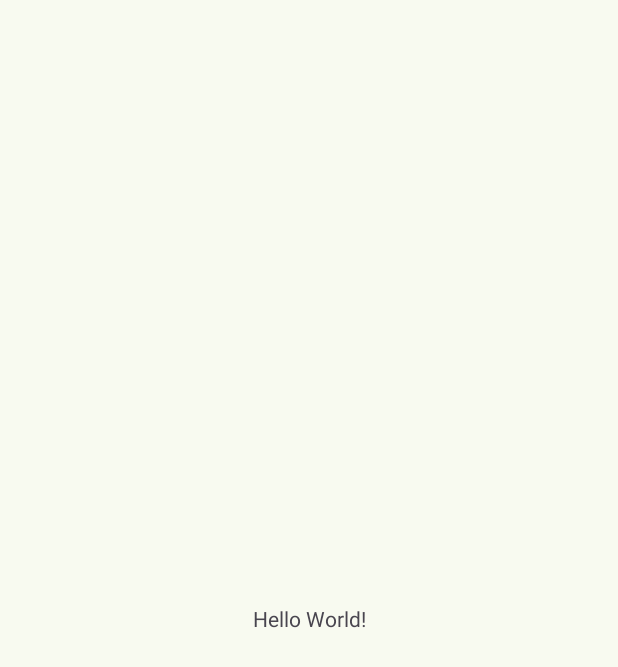
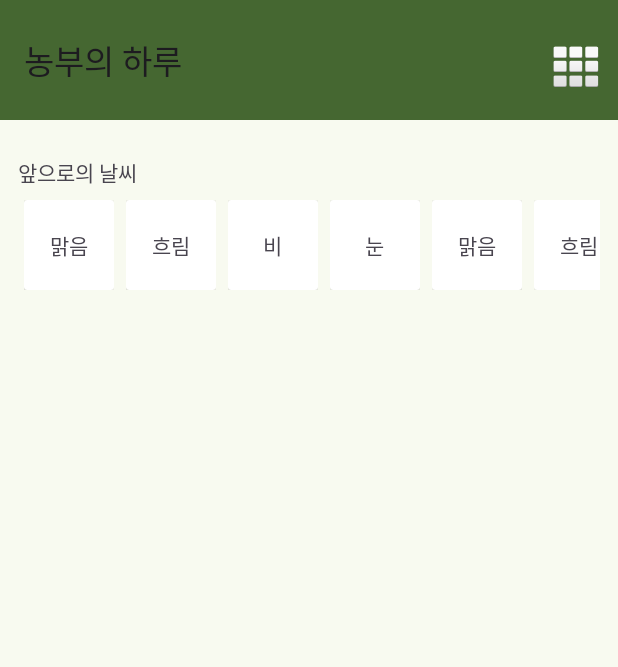
Before and after one commit to SNXWXH/FarmHelper, an Android app: the screen it shows after launch (MainActivity), on a phone screen of 412 x 824 dp. Before the commit the part shown is almost empty. Shown: the top 667 px of the screen. Run offline under Robolectric (Android 15) with nearby library versions, the phone set to English and light mode, and no system bars; our stand-ins replace data binding.

Commit message:
feat: 날씨 리사이클러뷰 및 드로어 화면 목업 구현

```diff
--- a/frontend/aos/app/build.gradle
+++ b/frontend/aos/app/build.gradle
@@ -30,6 +30,9 @@ android {
     kotlinOptions {
         jvmTarget = '17'
     }
+    buildFeatures {
+        dataBinding = true
+    }
 }
 
 dependencies {
--- a/frontend/aos/app/src/main/java/com/mjc/lst1995/farmhelper/MainActivity.kt
+++ b/frontend/aos/app/src/main/java/com/mjc/lst1995/farmhelper/MainActivity.kt
@@ -1,20 +1,11 @@
 package com.mjc.lst1995.farmhelper
 
 import android.os.Bundle
-import androidx.activity.enableEdgeToEdge
 import androidx.appcompat.app.AppCompatActivity
-import androidx.core.view.ViewCompat
-import androidx.core.view.WindowInsetsCompat
 
 class MainActivity : AppCompatActivity() {
     override fun onCreate(savedInstanceState: Bundle?) {
         super.onCreate(savedInstanceState)
-        enableEdgeToEdge()
         setContentView(R.layout.activity_main)
-        ViewCompat.setOnApplyWindowInsetsListener(findViewById(R.id.main)) { v, insets ->
-            val systemBars = insets.getInsets(WindowInsetsCompat.Type.systemBars())
-            v.setPadding(systemBars.left, systemBars.top, systemBars.right, systemBars.bottom)
-            insets
-        }
     }
 }
--- /dev/null
+++ b/frontend/aos/app/src/main/java/com/mjc/lst1995/farmhelper/core/ui/WeatherHomeAdapter.kt
@@ -0,0 +1,40 @@
+package com.mjc.lst1995.farmhelper.core.ui
+
+import android.view.LayoutInflater
+import android.view.ViewGroup
+import androidx.recyclerview.widget.DiffUtil
+import androidx.recyclerview.widget.ListAdapter
+import com.mjc.lst1995.farmhelper.core.ui.model.Weather
+import com.mjc.lst1995.farmhelper.databinding.WeatherHomeHorderBinding
+
+class WeatherHomeAdapter : ListAdapter<Weather, WeatherHomeHolder>(WeatherHomeDiffUtil) {
+    override fun onCreateViewHolder(
+        parent: ViewGroup,
+        viewType: Int,
+    ): WeatherHomeHolder {
+        val inflater = LayoutInflater.from(parent.context)
+        val binding = WeatherHomeHorderBinding.inflate(inflater, parent, false)
+        return WeatherHomeHolder(binding)
+    }
+
+    override fun onBindViewHolder(
+        holder: WeatherHomeHolder,
+        position: Int,
+    ) {
+        holder.bind(currentList[position])
+    }
+
+    companion object {
+        object WeatherHomeDiffUtil : DiffUtil.ItemCallback<Weather>() {
+            override fun areItemsTheSame(
+                oldItem: Weather,
+                newItem: Weather,
+            ) = oldItem.information == newItem.information
+
+            override fun areContentsTheSame(
+                oldItem: Weather,
+                newItem: Weather,
+            ) = oldItem == newItem
+        }
+    }
+}
--- /dev/null
+++ b/frontend/aos/app/src/main/java/com/mjc/lst1995/farmhelper/core/ui/WeatherHomeHolder.kt
@@ -0,0 +1,13 @@
+package com.mjc.lst1995.farmhelper.core.ui
+
+import androidx.recyclerview.widget.RecyclerView
+import com.mjc.lst1995.farmhelper.core.ui.model.Weather
+import com.mjc.lst1995.farmhelper.databinding.WeatherHomeHorderBinding
+
+class WeatherHomeHolder(
+    private val binding: WeatherHomeHorderBinding,
+) : RecyclerView.ViewHolder(binding.root) {
+    fun bind(weather: Weather) {
+        binding.textView.text = weather.information
+    }
+}
--- /dev/null
+++ b/frontend/aos/app/src/main/java/com/mjc/lst1995/farmhelper/core/ui/model/Weather.kt
@@ -0,0 +1,5 @@
+package com.mjc.lst1995.farmhelper.core.ui.model
+
+data class Weather(
+    val information: String,
+)
--- /dev/null
+++ b/frontend/aos/app/src/main/java/com/mjc/lst1995/farmhelper/home/HomeFragment.kt
@@ -0,0 +1,55 @@
+package com.mjc.lst1995.farmhelper.home
+
+import android.os.Bundle
+import android.view.LayoutInflater
+import android.view.View
+import android.view.ViewGroup
+import androidx.core.view.GravityCompat
+import androidx.fragment.app.Fragment
+import androidx.recyclerview.widget.LinearLayoutManager
+import com.mjc.lst1995.farmhelper.core.ui.WeatherHomeAdapter
+import com.mjc.lst1995.farmhelper.core.ui.model.Weather
+import com.mjc.lst1995.farmhelper.databinding.FragmentHomeBinding
+
+class HomeFragment : Fragment() {
+    private val weathers =
+        listOf(
+            Weather("맑음"),
+            Weather("흐림"),
+            Weather("비"),
+            Weather("눈"),
+            Weather("맑음"),
+            Weather("흐림"),
+            Weather("맑음"),
+            Weather("흐림"),
+            Weather("비"),
+            Weather("눈"),
+            Weather("맑음"),
+            Weather("흐림"),
+        )
+
+    private lateinit var adapter: WeatherHomeAdapter
+
+    override fun onCreateView(
+        inflater: LayoutInflater,
+        container: ViewGroup?,
+        savedInstanceState: Bundle?,
+    ): View {
+        // Inflate the layout for this fragment
+        val binding = FragmentHomeBinding.inflate(inflater, container, false)
+
+        binding.materialToolbar.setOnMenuItemClickListener {
+            binding.drawerLayout.openDrawer(GravityCompat.END)
+            true
+        }
+
+        adapter = WeatherHomeAdapter()
+        adapter.submitList(weathers)
+        binding.run {
+            weathersRV.adapter = adapter
+            weathersRV.layoutManager = LinearLayoutManager(context, LinearLayoutManager.HORIZONTAL, false)
+        }
+
+        return binding.root
+    }
+}
--- a/frontend/aos/app/src/main/res/layout/activity_main.xml
+++ b/frontend/aos/app/src/main/res/layout/activity_main.xml
@@ -7,13 +7,13 @@
     android:layout_height="match_parent"
     tools:context=".MainActivity">
 
-    <TextView
-        android:layout_width="wrap_content"
-        android:layout_height="wrap_content"
-        android:text="Hello World!"
+    <androidx.fragment.app.FragmentContainerView
+        android:id="@+id/fragmentContainerView"
+        android:name="com.mjc.lst1995.farmhelper.home.HomeFragment"
+        android:layout_width="0dp"
+        android:layout_height="0dp"
         app:layout_constraintBottom_toBottomOf="parent"
         app:layout_constraintEnd_toEndOf="parent"
         app:layout_constraintStart_toStartOf="parent"
         app:layout_constraintTop_toTopOf="parent" />
-
 </androidx.constraintlayout.widget.ConstraintLayout>
--- /dev/null
+++ b/frontend/aos/app/src/main/res/layout/fragment_home.xml
@@ -0,0 +1,68 @@
+<?xml version="1.0" encoding="utf-8"?>
+<layout xmlns:tools="http://schemas.android.com/tools"
+    xmlns:android="http://schemas.android.com/apk/res/android"
+    xmlns:app="http://schemas.android.com/apk/res-auto">
+
+    <androidx.drawerlayout.widget.DrawerLayout
+        android:id="@+id/drawerLayout"
+        android:layout_width="match_parent"
+        android:layout_height="match_parent"
+        android:transitionGroup="true"
+        tools:context=".home.HomeFragment">
+
+        <LinearLayout
+            android:layout_width="match_parent"
+            android:layout_height="match_parent"
+            android:orientation="vertical">
+
+            <com.google.android.material.appbar.MaterialToolbar
+                android:id="@+id/materialToolbar"
+                android:layout_width="match_parent"
+                android:layout_height="wrap_content"
+                android:background="?attr/colorPrimary"
+                android:minHeight="?attr/actionBarSize"
+                android:padding="12dp"
+                android:theme="?attr/actionBarTheme"
+                app:layout_constraintEnd_toEndOf="parent"
+                app:layout_constraintStart_toStartOf="parent"
+                app:layout_constraintTop_toTopOf="parent"
+                app:menu="@menu/menu_home"
+                app:title="농부의 하루" />
+
+            <LinearLayout
+                android:layout_width="match_parent"
+                android:layout_height="match_parent"
+                android:orientation="vertical"
+                android:padding="12dp">
+
+                <TextView
+                    android:id="@+id/textView2"
+                    android:layout_width="match_parent"
+                    android:layout_height="wrap_content"
+                    android:layout_marginTop="12dp"
+                    android:text="앞으로의 날씨" />
+
+                <androidx.recyclerview.widget.RecyclerView
+                    android:id="@+id/weathersRV"
+                    android:layout_width="match_parent"
+                    android:layout_height="80dp"
+                    android:layout_marginTop="4dp"
+                    android:orientation="horizontal"
+                    tools:listitem="@layout/weather_home_horder" />
+            </LinearLayout>
+
+        </LinearLayout>
+
+        <com.google.android.material.navigation.NavigationView
+            android:layout_width="wrap_content"
+            android:layout_height="match_parent"
+            android:layout_gravity="end"
+            app:layout_constraintBottom_toBottomOf="parent"
+            app:layout_constraintEnd_toEndOf="parent"
+            app:layout_constraintStart_toStartOf="parent"
+            app:layout_constraintTop_toBottomOf="@+id/materialToolbar"
+            app:headerLayout="@layout/temp_head_layout"
+            app:menu="@menu/menu_home" />
+
+    </androidx.drawerlayout.widget.DrawerLayout>
+</layout>
--- /dev/null
+++ b/frontend/aos/app/src/main/res/layout/temp_head_layout.xml
@@ -0,0 +1,21 @@
+<?xml version="1.0" encoding="utf-8"?>
+<androidx.constraintlayout.widget.ConstraintLayout xmlns:android="http://schemas.android.com/apk/res/android"
+    xmlns:app="http://schemas.android.com/apk/res-auto"
+    android:layout_width="wrap_content"
+    android:layout_height="wrap_content"
+    android:layout_gravity="end">
+
+    <ImageView
+        android:id="@+id/imageView"
+        android:layout_width="256dp"
+        android:layout_height="256dp"
+        android:foregroundGravity="center"
+        android:scaleType="fitXY"
+        app:layout_constraintBottom_toBottomOf="parent"
+        app:layout_constraintEnd_toEndOf="parent"
+        app:layout_constraintHorizontal_bias="0.0"
+        app:layout_constraintStart_toStartOf="parent"
+        app:layout_constraintTop_toTopOf="parent"
+        app:layout_constraintVertical_bias="0.0"
+        app:srcCompat="@drawable/play_store_512" />
+</androidx.constraintlayout.widget.ConstraintLayout>
--- /dev/null
+++ b/frontend/aos/app/src/main/res/layout/weather_home_horder.xml
@@ -0,0 +1,22 @@
+<?xml version="1.0" encoding="utf-8"?>
+<layout>
+
+    <LinearLayout xmlns:android="http://schemas.android.com/apk/res/android"
+        android:layout_width="wrap_content"
+        android:layout_height="wrap_content"
+        android:orientation="vertical"
+        android:padding="4dp">
+
+        <androidx.cardview.widget.CardView
+            android:layout_width="60dp"
+            android:layout_height="60dp">
+
+            <TextView
+                android:id="@+id/textView"
+                android:layout_width="wrap_content"
+                android:layout_height="wrap_content"
+                android:layout_gravity="center"
+                android:text="맑음" />
+        </androidx.cardview.widget.CardView>
+    </LinearLayout>
+</layout>
--- /dev/null
+++ b/frontend/aos/app/src/main/res/menu/menu_home.xml
@@ -0,0 +1,9 @@
+<?xml version="1.0" encoding="utf-8"?>
+<menu xmlns:app="http://schemas.android.com/apk/res-auto"
+    xmlns:android="http://schemas.android.com/apk/res/android">
+    <item
+        android:id="@+id/action_toggle_drawer"
+        android:icon="@android:drawable/ic_dialog_dialer"
+        android:title="Toggle Drawer"
+        app:showAsAction="always" />
+</menu>
--- a/frontend/aos/app/src/main/res/values/strings.xml
+++ b/frontend/aos/app/src/main/res/values/strings.xml
@@ -1,3 +1,5 @@
 <resources>
     <string name="app_name">농부의 하루</string>
+    <!-- TODO: Remove or change this placeholder text -->
+    <string name="hello_blank_fragment">Hello blank fragment</string>
 </resources>
```
Also changed, not shown: frontend/aos/app/src/main/res/drawable/play_store_512.png (added).
